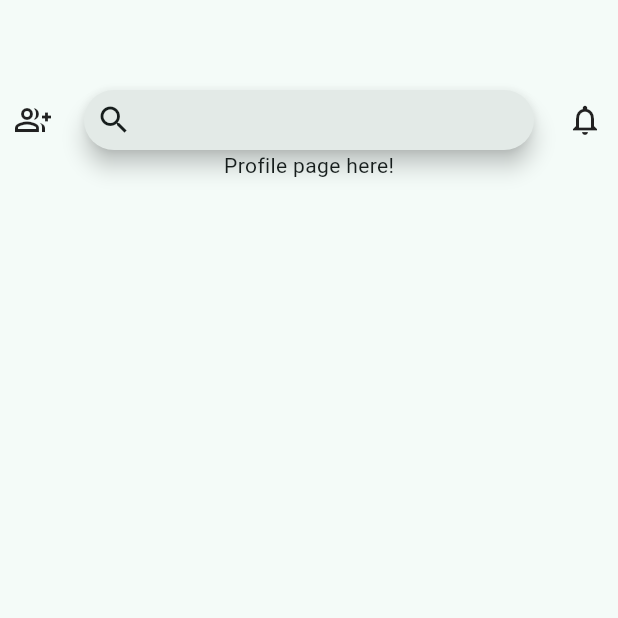
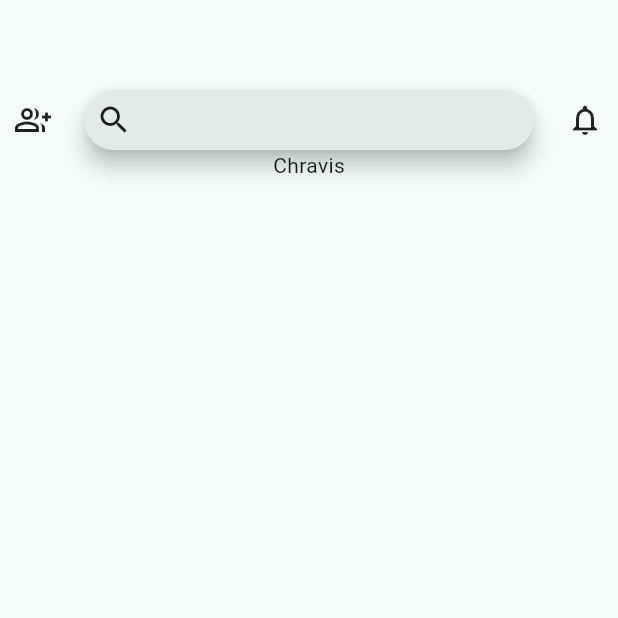
Before and after one commit to DANS-AUS/CHAT_APP_CLIENT, a Flutter app: the screen it shows after launch, item 3 of the bottom bar chosen, on a phone screen of 412 x 824 dp, the top half of it. Run offline on Flutter 3.47's test engine with Material 3 defaults, Android fonts, the phone set to English and light mode, and no system bars.

Commit message:
Added static user profile data.

```diff
--- a/lib/pages/profile.dart
+++ b/lib/pages/profile.dart
@@ -2,15 +2,25 @@
 import 'package:flutter/material.dart';
 import '../components/top_nav.dart';
 
+class UserInfo {
+  final String username;
+  final String authId;
+
+  UserInfo({required this.username, required this.authId});
+}
+
 class ProfileView extends StatelessWidget {
   const ProfileView({super.key});
 
+  static final UserInfo currentUser =
+      UserInfo(username: 'Chravis', authId: 'a1b2c3');
+
   @override
   Widget build(BuildContext context) {
-    return const Padding(
-        padding: EdgeInsets.fromLTRB(10, 60, 10, 0),
+    return Padding(
+        padding: const EdgeInsets.fromLTRB(10, 60, 10, 0),
         child: Column(
-          children: [TopNav(), Text('Profile page here!')],
+          children: [const TopNav(), Text(currentUser.username)],
         ));
   }
 }
```
